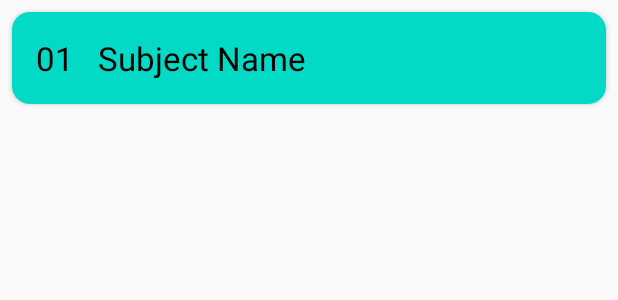
After one commit to adarsh45/AssignmentBox, an Android app: the layout rv_item_subject.xml on its own in the app's theme, with its tools: preview values and no code run, on a phone screen of 412 x 824 dp. The commit adds this screen. Shown: the top 300 px of the screen. Run offline under Robolectric (Android 15) with nearby library versions, the phone set to English and light mode, and no system bars.

Commit message:
added Subject adding & fetching feature

```diff
--- a/app/build.gradle
+++ b/app/build.gradle
@@ -29,6 +29,7 @@ dependencies {
     implementation 'androidx.constraintlayout:constraintlayout:2.0.2'
     implementation 'com.google.firebase:firebase-database:19.5.0'
     implementation 'androidx.recyclerview:recyclerview:1.1.0'
+    implementation "com.google.android.material:material:1.3.0-alpha03"
     testImplementation 'junit:junit:4.12'
     androidTestImplementation 'androidx.test.ext:junit:1.1.2'
     androidTestImplementation 'androidx.test.espresso:espresso-core:3.3.0'
--- /dev/null
+++ b/app/src/main/res/drawable/ic_add_24.xml
@@ -0,0 +1,5 @@
+<vector android:height="24dp" android:tint="#FFFFFF"
+    android:viewportHeight="24" android:viewportWidth="24"
+    android:width="24dp" xmlns:android="http://schemas.android.com/apk/res/android">
+    <path android:fillColor="@android:color/white" android:pathData="M19,13h-6v6h-2v-6H5v-2h6V5h2v6h6v2z"/>
+</vector>
--- /dev/null
+++ b/app/src/main/res/layout/rv_item_subject.xml
@@ -0,0 +1,36 @@
+<?xml version="1.0" encoding="utf-8"?>
+<androidx.cardview.widget.CardView xmlns:android="http://schemas.android.com/apk/res/android"
+    android:layout_width="match_parent"
+    android:layout_height="wrap_content"
+    xmlns:app="http://schemas.android.com/apk/res-auto"
+    app:cardCornerRadius="12dp"
+    android:layout_margin="8dp">
+
+    <LinearLayout
+        android:layout_width="match_parent"
+        android:layout_height="wrap_content"
+        android:orientation="horizontal"
+        android:padding="8dp"
+        android:background="@color/colorAccent">
+
+        <TextView
+            android:id="@+id/rv_item_tv_subject_count"
+            android:layout_width="wrap_content"
+            android:layout_height="wrap_content"
+            android:text="01"
+            android:textColor="@android:color/black"
+            android:textSize="22sp"
+            android:layout_margin="8dp"/>
+
+        <TextView
+            android:id="@+id/rv_item_tv_subject_name"
+            android:layout_width="wrap_content"
+            android:layout_height="wrap_content"
+            android:text="Subject Name"
+            android:textColor="@android:color/black"
+            android:textSize="22sp"
+            android:layout_margin="8dp"/>
+
+    </LinearLayout>
+
+</androidx.cardview.widget.CardView>
```
Also changed, not shown: app/src/main/java/com/example/assignmentbox/Utils/SubjectDialog.java (added, +110 -0 lines), app/src/main/java/com/example/assignmentbox/activities/HomeActivity.java (+58 -1 lines), app/src/main/java/com/example/assignmentbox/adapters/SubjectsAdapter.java (added, +60 -0 lines), app/src/main/java/com/example/assignmentbox/pojo/SubjectPOJO.java (added, +61 -0 lines), app/src/main/res/layout/activity_home.xml (+10 -1 lines), app/src/main/res/layout/dialog_subject.xml (added, +34 -0 lines).
